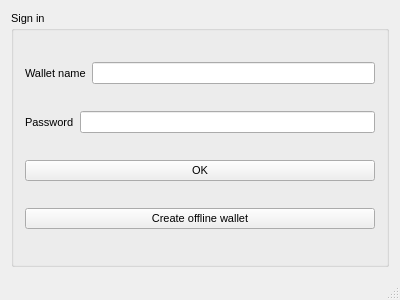
First picture: the form in offline_wallet/mainwindow.ui, repository bmstu-iu8-2018-project/wallet, before the edit.
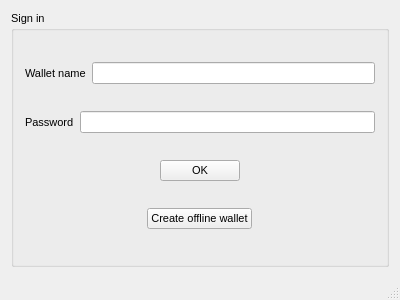
Second picture: the form after the edit.

What changed in the file:
```diff
--- a/offline_wallet/mainwindow.ui
+++ b/offline_wallet/mainwindow.ui
@@ -70,7 +70,7 @@
          </item>
         </layout>
        </item>
-       <item>
+       <item alignment="Qt::AlignHCenter">
         <widget class="QPushButton" name="Authorization">
          <property name="font">
           <font>
@@ -82,7 +82,7 @@
          </property>
         </widget>
        </item>
-       <item>
+       <item alignment="Qt::AlignHCenter">
         <widget class="QPushButton" name="CreateWallet">
          <property name="text">
           <string>Create offline wallet</string>
```
Left out of the diff: 6 changed lines with no effect on the pictures.
